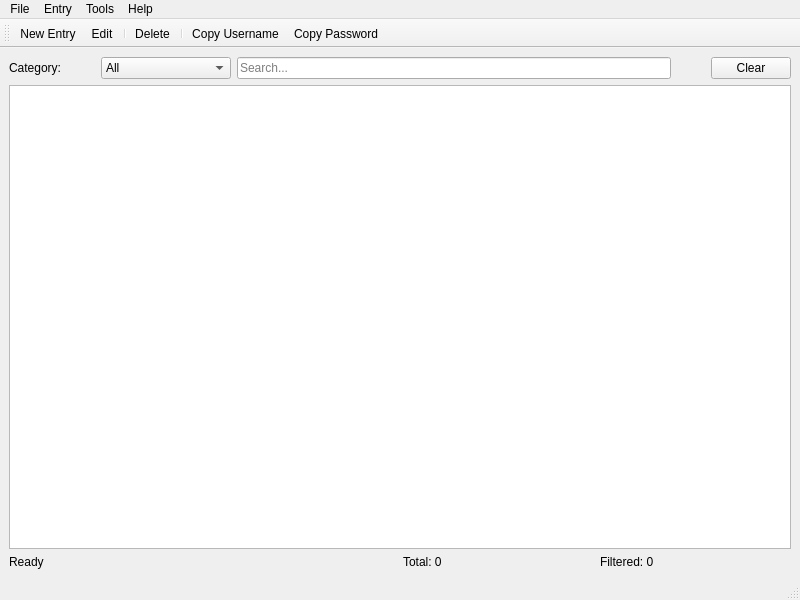
Qt form mainwindow.ui (Lizaahdjh/PasswordManager) before a commit.
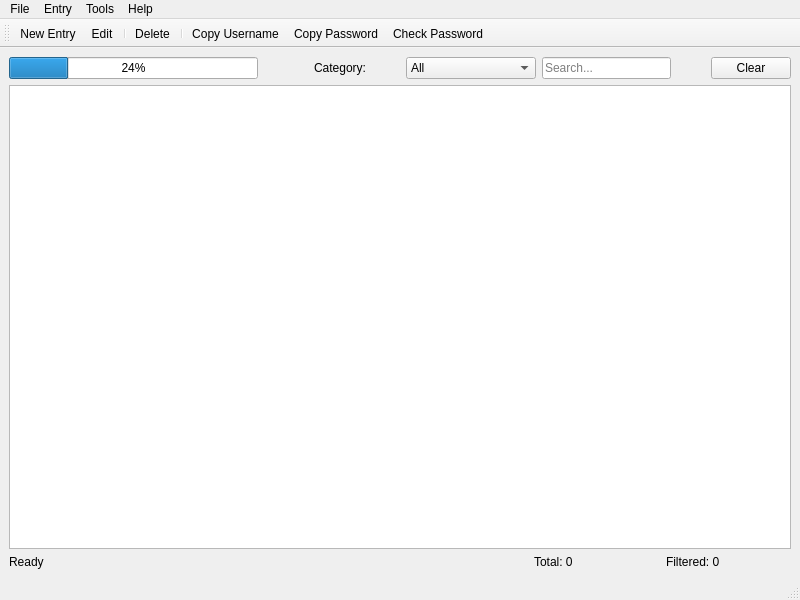
The same form after that commit. Icons and pictures are not drawn.

Patch:
```diff
--- a/mainwindow.ui
+++ b/mainwindow.ui
@@ -20,6 +20,29 @@
    <layout class="QVBoxLayout" name="verticalLayout">
     <item>
      <layout class="QHBoxLayout" name="horizontalLayout_3">
+      <item>
+       <widget class="QProgressBar" name="progressBar">
+        <property name="value">
+         <number>24</number>
+        </property>
+       </widget>
+      </item>
+      <item>
+       <spacer name="horizontalSpacer">
+        <property name="orientation">
+         <enum>Qt::Orientation::Horizontal</enum>
+        </property>
+        <property name="sizeType">
+         <enum>QSizePolicy::Policy::Preferred</enum>
+        </property>
+        <property name="sizeHint" stdset="0">
+         <size>
+          <width>50</width>
+          <height>20</height>
+         </size>
+        </property>
+       </spacer>
+      </item>
       <item>
        <layout class="QHBoxLayout" name="horizontalLayout">
         <property name="spacing">
@@ -125,6 +148,13 @@
         </property>
        </widget>
       </item>
+      <item>
+       <widget class="QLabel" name="passwordCheckStatus">
+        <property name="text">
+         <string/>
+        </property>
+       </widget>
+      </item>
       <item>
        <layout class="QHBoxLayout" name="horizontalLayout_4">
         <item>
@@ -222,6 +252,7 @@
    <addaction name="separator"/>
    <addaction name="actionCopy_Username"/>
    <addaction name="actionCopy_Password"/>
+   <addaction name="actionCheck_Password"/>
   </widget>
   <action name="actionAbout">
    <property name="icon">
@@ -355,6 +386,17 @@
     <enum>QAction::MenuRole::NoRole</enum>
    </property>
   </action>
+  <action name="actionCheck_Password">
+   <property name="icon">
+    <iconset theme="QIcon::ThemeIcon::EditFind"/>
+   </property>
+   <property name="text">
+    <string>Check Password</string>
+   </property>
+   <property name="menuRole">
+    <enum>QAction::MenuRole::NoRole</enum>
+   </property>
+  </action>
  </widget>
  <resources/>
  <connections/>
```
